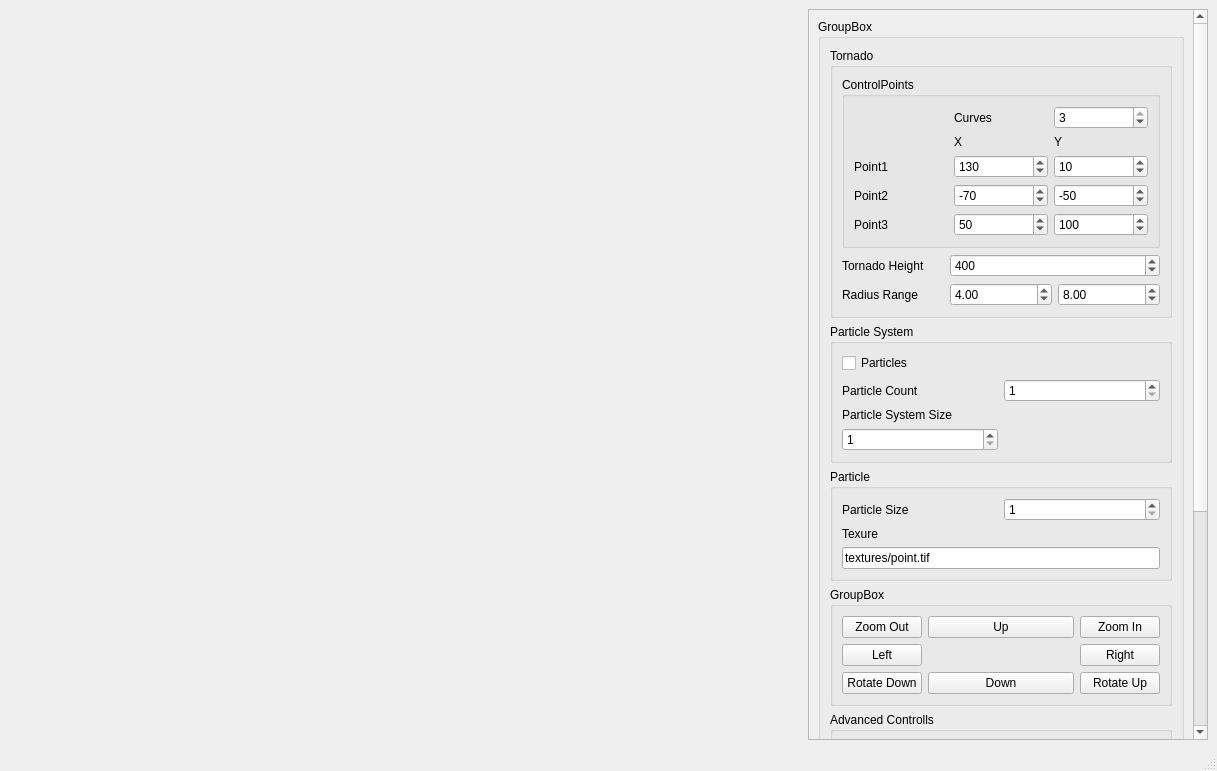
Before: the Qt Designer form ui/MainWindow.ui in carolagille/Tornado, drawn with Qt 5.
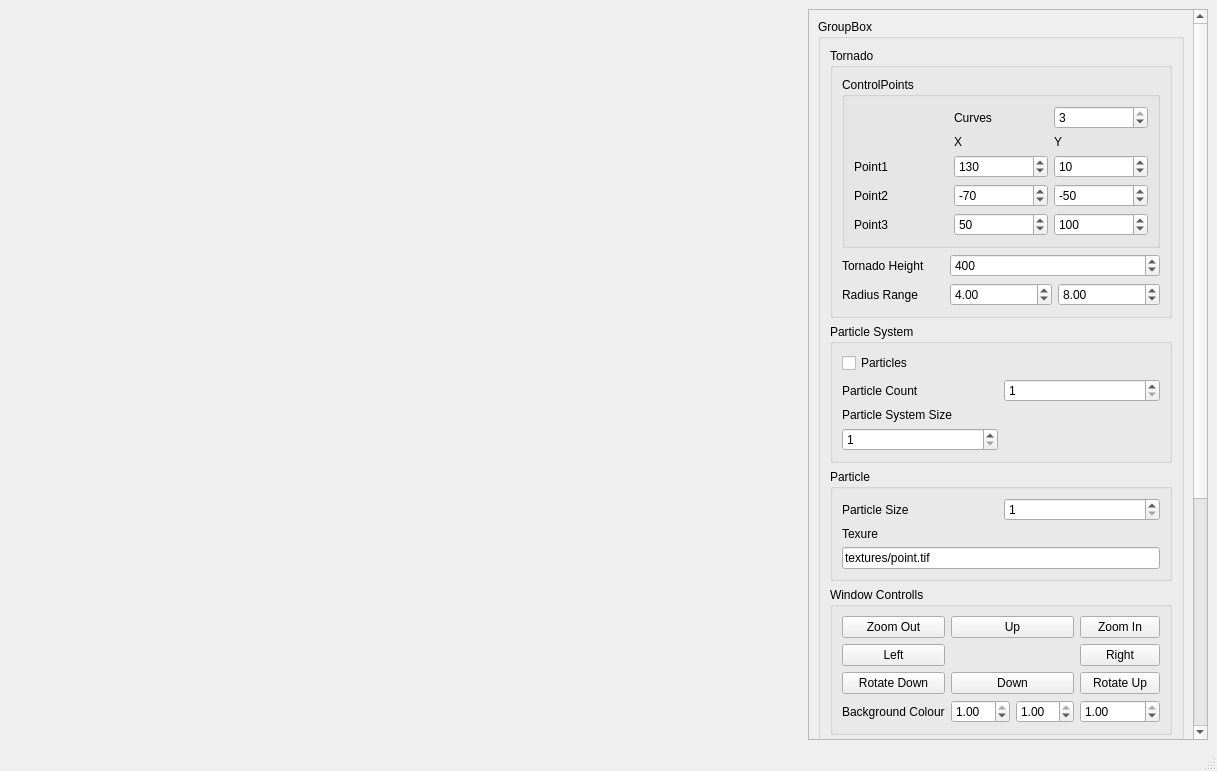
After: the same form once the commit is applied.

What changed in the file:
```diff
--- a/ui/MainWindow.ui
+++ b/ui/MainWindow.ui
@@ -58,10 +58,10 @@
       <widget class="QWidget" name="scrollAreaWidgetContents">
        <property name="geometry">
         <rect>
-         <x>-48</x>
+         <x>-26</x>
          <y>-474</y>
          <width>453</width>
-         <height>1196</height>
+         <height>1233</height>
         </rect>
        </property>
        <layout class="QGridLayout" name="gridLayout_9">
@@ -359,20 +359,27 @@
            <item>
             <widget class="QGroupBox" name="groupBox_6">
              <property name="title">
-              <string>GroupBox</string>
+              <string>Window Controlls</string>
              </property>
              <layout class="QGridLayout" name="gridLayout_6">
-              <item row="1" column="0">
-               <widget class="QPushButton" name="Left">
+              <item row="2" column="3">
+               <widget class="QPushButton" name="RotateUp">
                 <property name="text">
-                 <string>Left</string>
+                 <string>Rotate Up</string>
                 </property>
                </widget>
               </item>
-              <item row="0" column="2">
-               <widget class="QPushButton" name="Up">
+              <item row="0" column="0">
+               <widget class="QPushButton" name="zoomOut">
                 <property name="text">
-                 <string>Up</string>
+                 <string>Zoom Out</string>
+                </property>
+               </widget>
+              </item>
+              <item row="0" column="3">
+               <widget class="QPushButton" name="zoomIn">
+                <property name="text">
+                 <string>Zoom In</string>
                 </property>
                </widget>
               </item>
@@ -383,13 +390,6 @@
                 </property>
                </widget>
               </item>
-              <item row="2" column="2">
-               <widget class="QPushButton" name="Down">
-                <property name="text">
-                 <string>Down</string>
-                </property>
-               </widget>
-              </item>
               <item row="2" column="0">
                <widget class="QPushButton" name="RotateDown">
                 <property name="text">
@@ -397,28 +397,54 @@
                 </property>
                </widget>
               </item>
-              <item row="0" column="3">
-               <widget class="QPushButton" name="zoomIn">
+              <item row="1" column="0">
+               <widget class="QPushButton" name="Left">
                 <property name="text">
-                 <string>Zoom In</string>
+                 <string>Left</string>
                 </property>
                </widget>
               </item>
-              <item row="0" column="0">
-               <widget class="QPushButton" name="zoomOut">
+              <item row="3" column="0">
+               <widget class="QLabel" name="label_18">
                 <property name="text">
-                 <string>Zoom Out</string>
+                 <string>Background Colour</string>
                 </property>
                </widget>
               </item>
-              <item row="2" column="3">
-               <widget class="QPushButton" name="RotateUp">
+              <item row="3" column="2">
+               <widget class="QDoubleSpinBox" name="BG_green">
+                <property name="maximum">
+                 <double>1.000000000000000</double>
+                </property>
+                <property name="singleStep">
+                 <double>0.050000000000000</double>
+                </property>
+                <property name="value">
+                 <double>1.000000000000000</double>
+                </property>
+               </widget>
+              </item>
+              <item row="3" column="1">
+               <widget class="QDoubleSpinBox" name="BG_red">
+                <property name="maximum">
+                 <double>1.000000000000000</double>
+                </property>
+                <property name="singleStep">
+                 <double>0.050000000000000</double>
+                </property>
+                <property name="value">
+                 <double>1.000000000000000</double>
+                </property>
+               </widget>
+              </item>
+              <item row="0" column="1" colspan="2">
+               <widget class="QPushButton" name="Up">
                 <property name="text">
-                 <string>Rotate Up</string>
+                 <string>Up</string>
                 </property>
                </widget>
               </item>
-              <item row="1" column="2">
+              <item row="1" column="1" colspan="2">
                <spacer name="horizontalSpacer_4">
                 <property name="orientation">
                  <enum>Qt::Horizontal</enum>
@@ -431,6 +457,26 @@
                 </property>
                </spacer>
               </item>
+              <item row="2" column="1" colspan="2">
+               <widget class="QPushButton" name="Down">
+                <property name="text">
+                 <string>Down</string>
+                </property>
+               </widget>
+              </item>
+              <item row="3" column="3">
+               <widget class="QDoubleSpinBox" name="BG_blue">
+                <property name="maximum">
+                 <double>1.000000000000000</double>
+                </property>
+                <property name="singleStep">
+                 <double>0.050000000000000</double>
+                </property>
+                <property name="value">
+                 <double>1.000000000000000</double>
+                </property>
+               </widget>
+              </item>
              </layout>
             </widget>
            </item>
```
